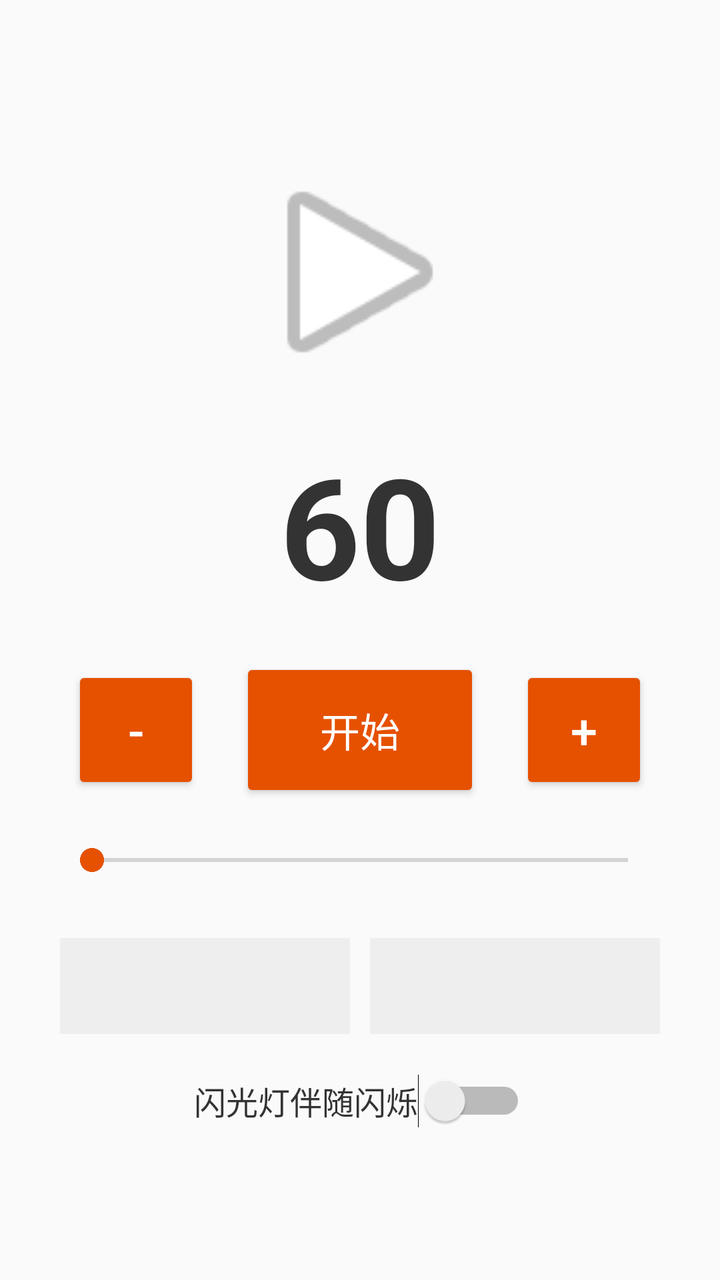
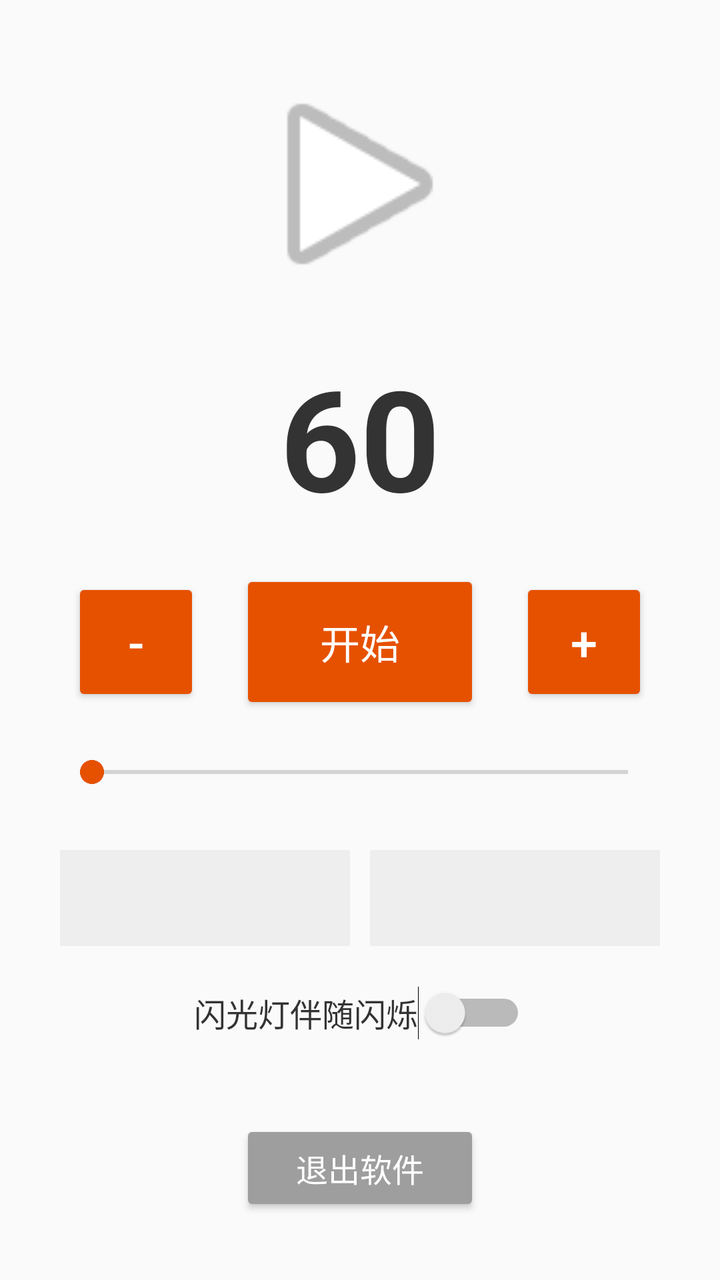

Screens rendered from an Android XML layout before and after an edit, with the pre-edit source and the edit as a unified diff.
<!-- AndroidManifest.xml: application theme Theme.AppCompat.Light.NoActionBar -->
<!-- res/layout/activity_main.xml -->
<?xml version="1.0" encoding="utf-8"?>
<LinearLayout xmlns:android="http://schemas.android.com/apk/res/android"
    android:layout_width="match_parent"
    android:layout_height="match_parent"
    android:orientation="vertical"
    android:gravity="center"
    android:background="#FAFAFA"
    android:padding="20dp">

    
    <ImageView
        android:id="@+id/imgCover"
        android:layout_width="120dp"
        android:layout_height="120dp"
        android:src="@android:drawable/ic_media_play"
        android:layout_marginBottom="20dp"/>

    
    <TextView
        android:id="@+id/tvBpm"
        android:layout_width="wrap_content"
        android:layout_height="wrap_content"
        android:text="60"
        android:textSize="70sp"
        android:textStyle="bold"
        android:textColor="#333333"/>

    
    <LinearLayout
        android:layout_width="match_parent"
        android:layout_height="wrap_content"
        android:orientation="horizontal"
        android:gravity="center"
        android:layout_marginTop="20dp">

        <Button
            android:id="@+id/btnMinus"
            android:layout_width="64dp"
            android:layout_height="64dp"
            android:text="-"
            android:textSize="24sp"
            android:backgroundTint="#E65100"
            android:textColor="#FFFFFF"/>

        <Button
            android:id="@+id/btnPlay"
            android:layout_width="120dp"
            android:layout_height="72dp"
            android:text="开始"
            android:textSize="20sp"
            android:layout_marginLeft="20dp"
            android:layout_marginRight="20dp"
            android:backgroundTint="#E65100"
            android:textColor="#FFFFFF"/>

        <Button
            android:id="@+id/btnPlus"
            android:layout_width="64dp"
            android:layout_height="64dp"
            android:text="+"
            android:textSize="24sp"
            android:backgroundTint="#E65100"
            android:textColor="#FFFFFF"/>
    </LinearLayout>

    
    <SeekBar
        android:id="@+id/seekBarBpm"
        android:layout_width="match_parent"
        android:layout_height="wrap_content"
        android:layout_marginTop="20dp"
        android:layout_marginLeft="10dp"
        android:layout_marginRight="10dp"
        android:progressTint="#E65100"
        android:thumbTint="#E65100"/>

    
    <LinearLayout
        android:layout_width="match_parent"
        android:layout_height="wrap_content"
        android:orientation="horizontal"
        android:gravity="center_vertical"
        android:layout_marginTop="30dp"
        android:paddingLeft="10dp"
        android:paddingRight="10dp">

        
        <Spinner
            android:id="@+id/spinnerTimeSig"
            android:layout_width="0dp"
            android:layout_height="48dp"
            android:layout_weight="1"
            android:background="#EEEEEE"
            android:layout_marginRight="10dp"/>

        
        <Spinner
            android:id="@+id/spinnerSound"
            android:layout_width="0dp"
            android:layout_height="48dp"
            android:layout_weight="1"
            android:background="#EEEEEE"/>
    </LinearLayout>

    
    <Switch
        android:id="@+id/switchFlash"
        android:layout_width="wrap_content"
        android:layout_height="wrap_content"
        android:text="闪光灯伴随闪烁"
        android:textSize="16sp"
        android:layout_marginTop="20dp"
        android:textColor="#333333"/>

</LinearLayout>
<!-- resources referenced by this layout -->
<resources>

</resources>

<!-- the commit's change to res/layout/activity_main.xml (unified diff, before → after) -->
@@ -84,7 +84,6 @@
         android:paddingLeft="10dp"
         android:paddingRight="10dp">
 
-        
         <Spinner
             android:id="@+id/spinnerTimeSig"
             android:layout_width="0dp"
@@ -93,7 +92,6 @@
             android:background="#EEEEEE"
             android:layout_marginRight="10dp"/>
 
-        
         <Spinner
             android:id="@+id/spinnerSound"
             android:layout_width="0dp"
@@ -112,4 +110,15 @@
         android:layout_marginTop="20dp"
         android:textColor="#333333"/>
 
+    
+    <Button
+        android:id="@+id/btnExit"
+        android:layout_width="120dp"
+        android:layout_height="48dp"
+        android:text="退出软件"
+        android:textSize="16sp"
+        android:layout_marginTop="40dp"
+        android:backgroundTint="#9E9E9E"
+        android:textColor="#FFFFFF"/>
+
 </LinearLayout>
